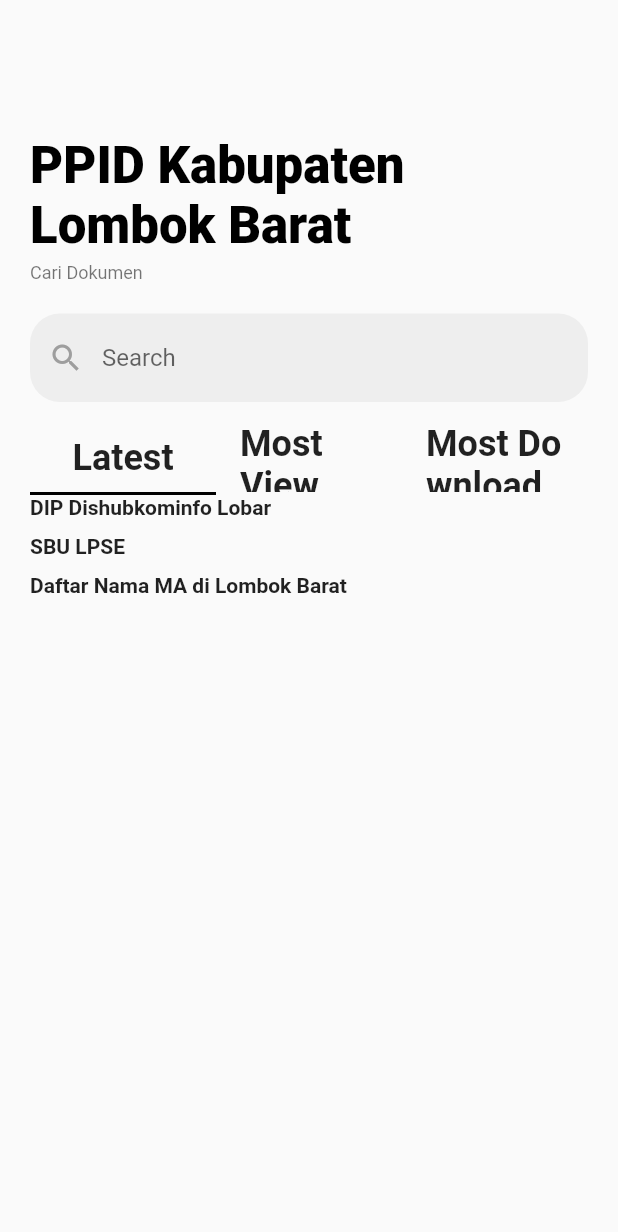
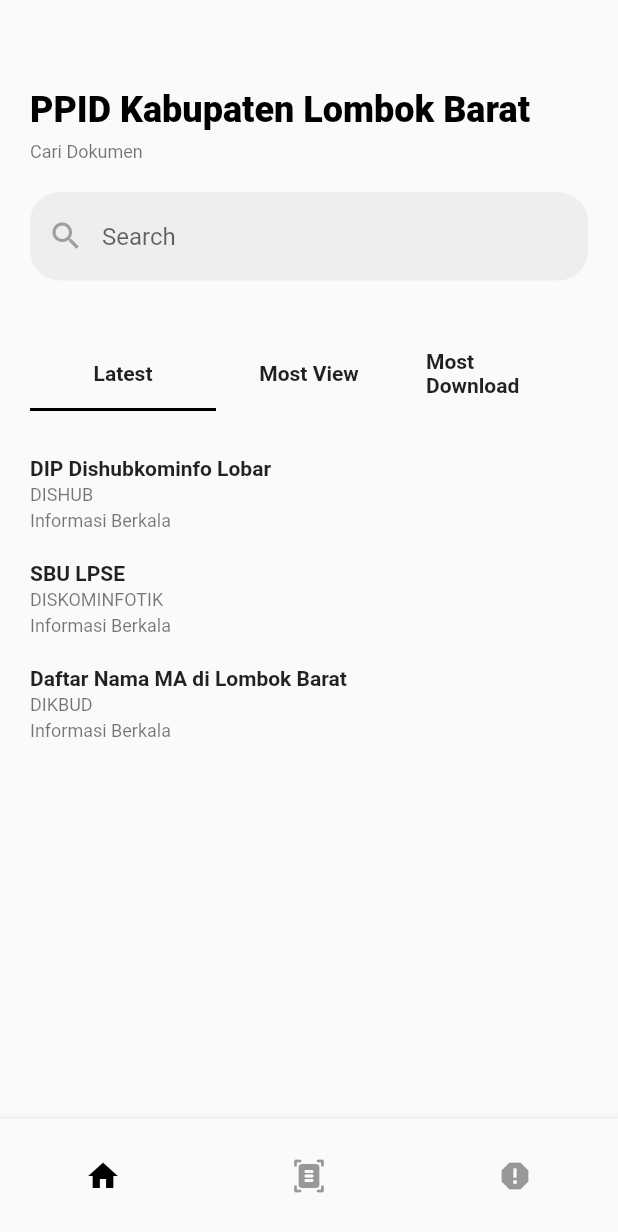
Before and after one commit to Pujiarto-Tri/lombokbarat_dashboard, a Flutter app: the screen it shows after launch, on a phone screen of 412 x 824 dp. Shown: the top 1232 px of the screen. Run offline on Flutter 3.47's test engine with Material 2 defaults, Android fonts, the phone set to English and light mode, and no system bars; our stand-ins replace equatable.

Commit message:
Changes to be committed: 	modified:   lib/main.dart 	modified:   lib/screens/document_screen.dart 	modified:   lib/screens/home_screen.dart 	new file:   lib/screens/laporan_pelayanan_screen.dart 	new file:   lib/screens/permohonan_informasi_screen.dart 	modified:   lib/screens/screen.dart 	new file:   lib/widgets/bottom_nav_bar.dart

```diff
--- a/lib/main.dart
+++ b/lib/main.dart
@@ -18,7 +18,11 @@
       initialRoute: '/',
       routes: {
         HomeScreen.routeName: (context) => const HomeScreen(),
-        // DocumentScreen.routeName:(context) => const DocumentScreen(),
+        DocumentScreen.routeName: (context) => const DocumentScreen(),
+        PermohonanInformasiScreen.routeName: (context) =>
+            const PermohonanInformasiScreen(),
+        LaporanLayananScreen.routeName: (context) =>
+            const LaporanLayananScreen(),
       },
     );
   }
--- a/lib/screens/home_screen.dart
+++ b/lib/screens/home_screen.dart
@@ -1,5 +1,7 @@
 import 'package:flutter/material.dart';
 import '../models/ppid_model.dart';
+import '../widgets/bottom_nav_bar.dart';
+import 'screen.dart';
 
 class HomeScreen extends StatelessWidget {
   const HomeScreen({Key? key}) : super(key: key);
@@ -13,10 +15,11 @@
       initialIndex: 0,
       length: tabs.length,
       child: Scaffold(
-        appBar: AppBar(
-          backgroundColor: Colors.transparent,
-          elevation: 0,
-        ),
+        // appBar: AppBar(
+        //   backgroundColor: Colors.transparent,
+        //   elevation: 0,
+        // ),
+        bottomNavigationBar: const BottomNavBar(index: 0),
         body: ListView(
           padding: const EdgeInsets.all(20.0),
           children: [const SearchDocument(), TabCategory(tabs: tabs)],
@@ -47,13 +50,16 @@
                 (tab) => Tab(
                   icon: Text(
                     tab,
-                    style: Theme.of(context).textTheme.headline5!.copyWith(
+                    style: Theme.of(context).textTheme.bodyMedium!.copyWith(
                           fontWeight: FontWeight.bold,
                         ),
                   ),
                 ),
               )
               .toList(),
+        ),
+        const SizedBox(
+          height: 20,
         ),
         SizedBox(
           height: MediaQuery.of(context).size.height,
@@ -64,13 +70,13 @@
                       itemCount: ppid.length,
                       itemBuilder: ((context, index) {
                         return InkWell(
-                          // onTap : () {
-                          //   Navigator.pushNamed(
-                          //     context,
-                          //     DocumentScreen.routeName,
-                          //     arguments: ppid[index],
-                          //     );
-                          // },
+                          onTap: () {
+                            Navigator.pushNamed(
+                              context,
+                              DocumentScreen.routeName,
+                              arguments: ppid[index],
+                            );
+                          },
                           child: Row(
                             children: [
                               Expanded(
@@ -78,6 +84,9 @@
                                   crossAxisAlignment: CrossAxisAlignment.start,
                                   mainAxisAlignment: MainAxisAlignment.center,
                                   children: [
+                                    const SizedBox(
+                                      height: 10,
+                                    ),
                                     Text(
                                       ppid[index].title,
                                       maxLines: 1,
@@ -90,10 +99,39 @@
                                           ),
                                     ),
                                     const SizedBox(
+                                      height: 3,
+                                    ),
+                                    Text(
+                                      ppid[index].dinas,
+                                      maxLines: 3,
+                                      overflow: TextOverflow.clip,
+                                      style: Theme.of(context)
+                                          .textTheme
+                                          .bodySmall!
+                                          .copyWith(
+                                            fontWeight: FontWeight.normal,
+                                          ),
+                                    ),
+                                    const SizedBox(
+                                      height: 3,
+                                    ),
+                                    Text(
+                                      ppid[index].type,
+                                      maxLines: 1,
+                                      overflow: TextOverflow.clip,
+                                      style: Theme.of(context)
+                                          .textTheme
+                                          .bodySmall!
+                                          .copyWith(
+                                            fontWeight: FontWeight.normal,
+                                          ),
+                                    ),
+                                    const SizedBox(
                                       height: 10,
                                     ),
                                   ],
-                              ))
+                                ),
+                              ),
                             ],
                           ),
                         );
@@ -124,11 +162,11 @@
             'PPID Kabupaten Lombok Barat',
             style: Theme.of(context)
                 .textTheme
-                .headline4!
+                .headline5!
                 .copyWith(color: Colors.black, fontWeight: FontWeight.w900),
           ),
           const SizedBox(
-            height: 5,
+            height: 7,
           ),
           Text(
             'Cari Dokumen',
--- a/lib/screens/screen.dart
+++ b/lib/screens/screen.dart
@@ -1 +1,4 @@
 export 'home_screen.dart';
+export 'document_screen.dart';
+export 'permohonan_informasi_screen.dart';
+export 'laporan_pelayanan_screen.dart';
--- /dev/null
+++ b/lib/widgets/bottom_nav_bar.dart
@@ -0,0 +1,50 @@
+import 'package:flutter/material.dart';
+
+import '../screens/screen.dart';
+
+class BottomNavBar extends StatelessWidget {
+  const BottomNavBar({
+    Key? key,
+    required this.index,
+  }) : super(key: key);
+
+  final int index;
+
+  @override
+  Widget build(BuildContext context) {
+    return BottomNavigationBar(
+      currentIndex: index,
+      showSelectedLabels: false,
+      showUnselectedLabels: false,
+      selectedItemColor: Colors.black,
+      unselectedItemColor: Colors.black.withAlpha(100),
+      items: [
+        BottomNavigationBarItem(
+          icon: IconButton(
+              onPressed: () {
+                Navigator.pushNamed(context, HomeScreen.routeName);
+              },
+              icon: const Icon(Icons.home)),
+          label: 'Home',
+        ),
+        BottomNavigationBarItem(
+          icon: IconButton(
+              onPressed: () {
+                Navigator.pushNamed(
+                    context, PermohonanInformasiScreen.routeName);
+              },
+              icon: const Icon(Icons.document_scanner_rounded)),
+          label: 'Permohonan Informasi',
+        ),
+        BottomNavigationBarItem(
+          icon: IconButton(
+              onPressed: () {
+                Navigator.pushNamed(context, LaporanLayananScreen.routeName);
+              },
+              icon: const Icon(Icons.report)),
+          label: 'Laporan Pelayanan',
+        ),
+      ],
+    );
+  }
+}
```
Also changed, not shown: lib/screens/document_screen.dart (+165 -0 lines), lib/screens/laporan_pelayanan_screen.dart (added, +55 -0 lines), lib/screens/permohonan_informasi_screen.dart (added, +104 -0 lines). Lines whose indentation alone changed are shown as unchanged.
